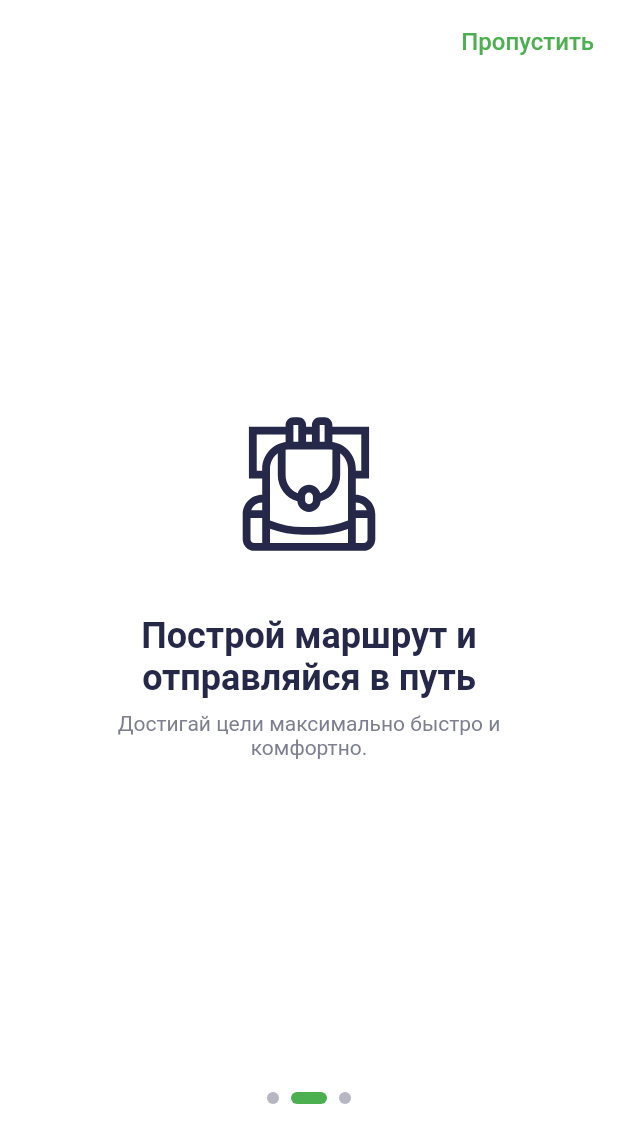
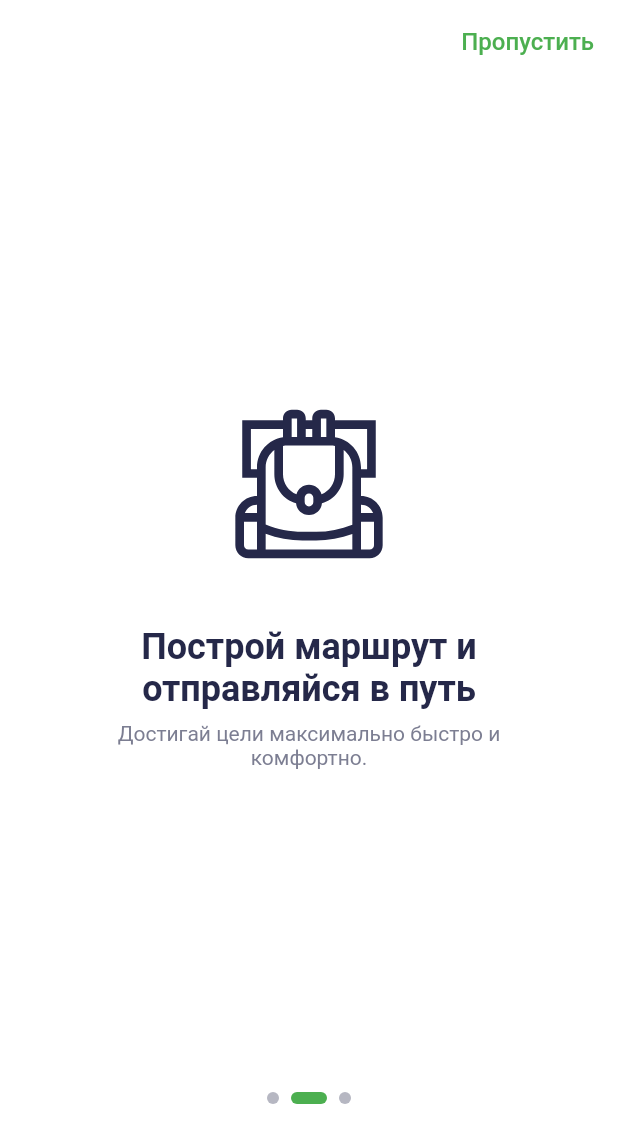
Before and after one commit to isavchen/places, a Flutter app: the screen it shows after launch, swiped to page 2, on a phone screen of 412 x 824 dp. Shown: the top 1143 px of the screen. Run offline on Flutter 3.47's test engine with Material 2 defaults, Android fonts, the phone set to English and light mode, and no system bars; our stand-ins replace bloc, camera, dio, easy_localization, equatable, flutter_bloc and 3 more; missing offline and left inert: mime_type.

Commit message:
minor fix

```diff
--- a/lib/ui/screens/onboarding_screen.dart
+++ b/lib/ui/screens/onboarding_screen.dart
@@ -18,7 +18,6 @@ class OnboardingScreen extends StatefulWidget {
 class _OnboardingScreenState extends State<OnboardingScreen> {
   PageController _pageController = PageController();
   final ValueNotifier<int> _currentPageNotifier = ValueNotifier<int>(0);
-  bool isLastPageView = false;
 
   @override
   void initState() {
@@ -52,18 +51,6 @@ class _OnboardingScreenState extends State<OnboardingScreen> {
     ),
   ];
 
-  void _pageChanged(int index) {
-    if (index == 2) {
-      setState(() {
-        isLastPageView = true;
-      });
-    } else {
-      setState(() {
-        isLastPageView = false;
-      });
-    }
-  }
-
   @override
   Widget build(BuildContext context) {
     return Scaffold(
@@ -95,7 +82,6 @@ class _OnboardingScreenState extends State<OnboardingScreen> {
             child: OverscrollGlowAbsorber(
               child: PageView(
                 controller: _pageController,
-                onPageChanged: _pageChanged,
                 children: _onboardingPages,
               ),
             ),
@@ -118,11 +104,13 @@ class _OnboardingScreenState extends State<OnboardingScreen> {
           ),
         ],
       ),
-      bottomNavigationBar: isLastPageView
+      bottomNavigationBar: ValueListenableBuilder<int>(
+        valueListenable: _currentPageNotifier,
+        builder: (context, value, child) => value == 2
             ? SafeArea(
                 child: Padding(
-                padding:
-                    const EdgeInsets.symmetric(horizontal: 16.0, vertical: 8.0),
+                  padding: const EdgeInsets.symmetric(
+                      horizontal: 16.0, vertical: 8.0),
                   child: ElevatedButton(
                     onPressed: () {
                       Navigator.of(context).pushReplacement(
@@ -143,11 +131,12 @@ class _OnboardingScreenState extends State<OnboardingScreen> {
                   height: 64.0,
                 ),
               ),
+      ),
     );
   }
 }
 
-class OnboardingPage extends StatelessWidget {
+class OnboardingPage extends StatefulWidget {
   final String image;
   final String title;
   final String subtitle;
@@ -159,13 +148,54 @@ class OnboardingPage extends StatelessWidget {
   }) : super(key: key);
 
   @override
+  State<OnboardingPage> createState() => _OnboardingPageState();
+}
+
+class _OnboardingPageState extends State<OnboardingPage>
+    with SingleTickerProviderStateMixin {
+  late AnimationController _animationController;
+  late Animation<double> _scaleAnimation;
+
+  @override
+  void initState() {
+    _animationController = AnimationController(
+      vsync: this,
+      duration: Duration(milliseconds: 400),
+    );
+    _scaleAnimation = Tween<double>(
+      begin: 0,
+      end: 100,
+    ).animate(
+      CurvedAnimation(parent: _animationController, curve: Curves.easeIn),
+    );
+    _animationController.forward();
+    super.initState();
+  }
+
+  @override
+  void dispose() {
+    _animationController.dispose();
+    super.dispose();
+  }
+
+  @override
   Widget build(BuildContext context) {
     return Column(
       mainAxisAlignment: MainAxisAlignment.center,
       children: [
-        SvgPicture.asset(
-          image,
+        AnimatedBuilder(
+          animation: _animationController,
+          builder: (context, child) => Container(
+            height: 104,
+            width: 104,
+            child: Center(
+              child: SvgPicture.asset(
+                widget.image,
+                height: _scaleAnimation.value,
                 color: Theme.of(context).colorScheme.secondary,
+              ),
+            ),
+          ),
         ),
         SizedBox(
           height: 42.6,
@@ -173,7 +203,7 @@ class OnboardingPage extends StatelessWidget {
         Padding(
           padding: const EdgeInsets.symmetric(horizontal: 58.0),
           child: Text(
-            title,
+            widget.title,
             textAlign: TextAlign.center,
             style: Theme.of(context)
                 .primaryTextTheme
@@ -187,7 +217,7 @@ class OnboardingPage extends StatelessWidget {
         Padding(
           padding: const EdgeInsets.symmetric(horizontal: 58.0),
           child: Text(
-            subtitle,
+            widget.subtitle,
             textAlign: TextAlign.center,
             style: lmMatBodyText2,
           ),
```
Also changed, not shown: lib/ui/screens/splash_screen.dart (+6 -7 lines). Lines whose indentation alone changed are shown as unchanged.
